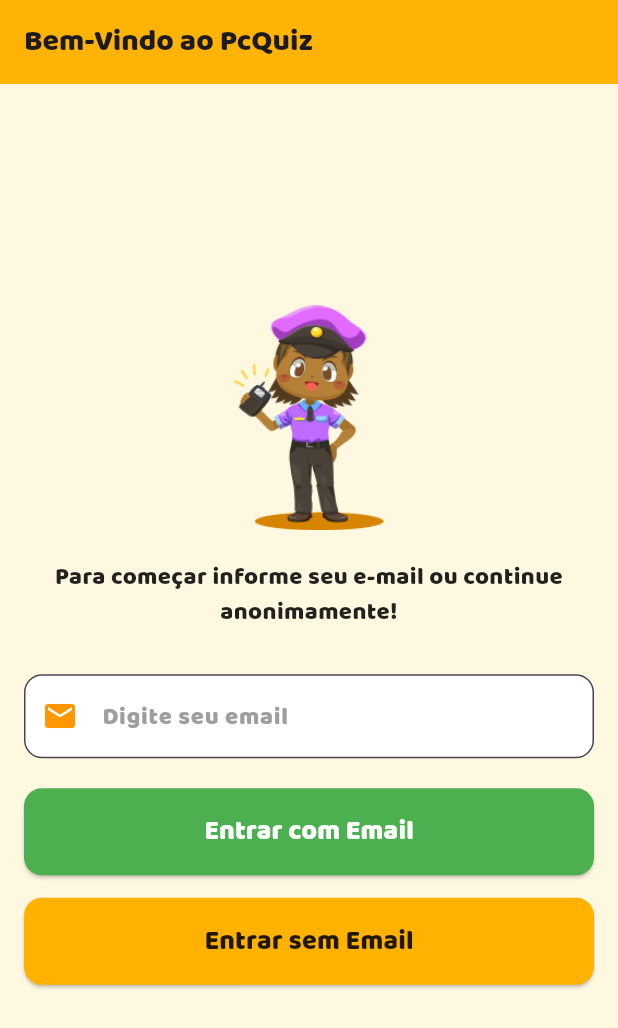
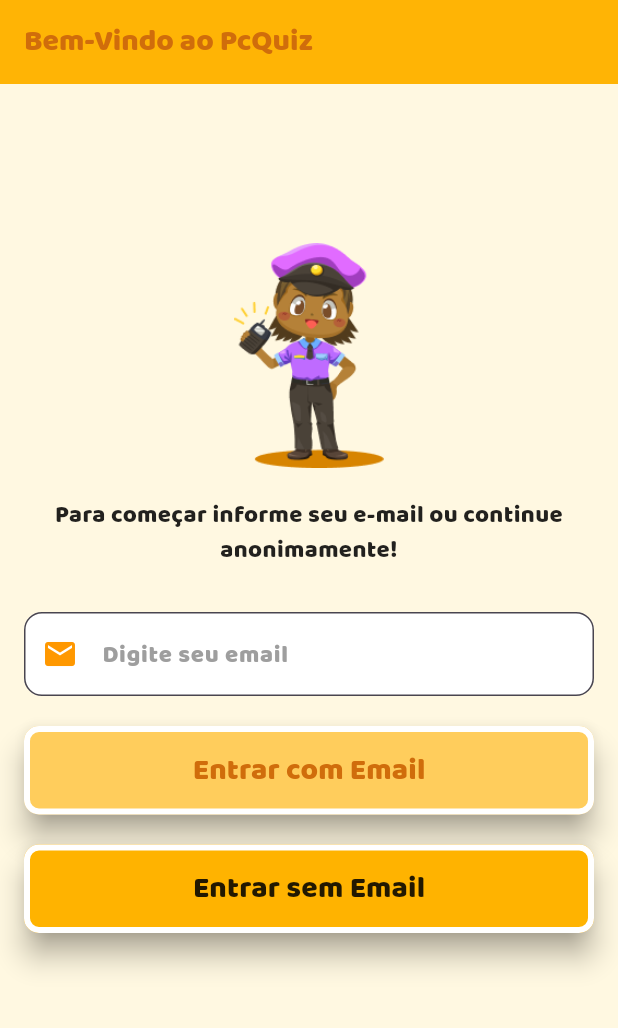
Before and after one commit to VamosColar/Pcquiz-frontend, a Flutter app: the screen it shows after launch, on a phone screen of 412 x 824 dp. Shown: the top 1028 px of the screen. Run offline on Flutter 3.47's test engine with Material 3 defaults, Android fonts, the phone set to English and light mode, and no system bars; our stand-ins replace flutter_dotenv, flutter_speed_dial, flutter_svg, get; network calls fail.

Commit message:
ajuste no layout de telas e inclusao de rotas

```diff
--- a/lib/app/login_page.dart
+++ b/lib/app/login_page.dart
@@ -26,16 +26,19 @@ class LoginPage extends StatelessWidget {
               style: TextStyle(
                   fontFamily: 'BalooThambi',
                   fontWeight: FontWeight.w200,
-                  fontSize: 20),
+                  fontSize: 20,
+                  color: Color(0xFFD06D0B)),
             ),
             backgroundColor: const Color(0xFFFFB405),
           ),
-          body: Padding(
+          body: SingleChildScrollView(
+            child: Padding(
               padding: const EdgeInsets.all(16.0),
               child: Column(
                 mainAxisAlignment: MainAxisAlignment.center,
                 crossAxisAlignment: CrossAxisAlignment.stretch,
                 children: [
+                  const SizedBox(height: 90),
                   Center(
                     child: Image.asset(
                       'assets/images/apresentacao_agente.png',
@@ -75,53 +78,69 @@ class LoginPage extends StatelessWidget {
                     keyboardType: TextInputType.emailAddress,
                   ),
                   const SizedBox(height: 20),
-
                   ElevatedButton(
+                    style: ElevatedButton.styleFrom(
+                      elevation: 8,
+                      backgroundColor: const Color(0xFFFFCD5C),
+                      padding: const EdgeInsets.symmetric(
+                        vertical: 15,
+                        horizontal: 50,
+                      ),
+                      shape: RoundedRectangleBorder(
+                        borderRadius: BorderRadius.circular(10),
+                      ),
+                      side: const BorderSide(width: 4, color: Colors.white),
+                      shadowColor: const Color(0xFF271B0F),
+                    ),
                     onPressed: () {
                       authController.setIdentify(identifyController.text);
                     },
-                  style: ElevatedButton.styleFrom(
-                    backgroundColor: const Color(0xFF4CAF50),
-                    padding: const EdgeInsets.symmetric(vertical: 16),
-                    shape: RoundedRectangleBorder(
-                      borderRadius: BorderRadius.circular(12),
-                    ),
-                  ),
                     child: const Text(
                       'Entrar com Email',
                       style: TextStyle(
-                      fontSize: 18,
-                      fontWeight: FontWeight.w200,
-                      color: Colors.white,
                         fontFamily: 'BalooThambi',
+                        fontSize: 20,
+                        fontWeight: FontWeight.w100,
+                        decorationThickness: 2.0,
+                        color: Color(0xFFD06D0B),
                       ),
                     ),
                   ),
-                const SizedBox(height: 15),
+
+                  const SizedBox(height: 20),
                   //Entrar sem Email
                   ElevatedButton(
-                  onPressed: () {
+                    style: ElevatedButton.styleFrom(
+                      elevation: 8,
+                      backgroundColor: const Color(0xFFFFB300),
+                      padding: const EdgeInsets.symmetric(
+                        vertical: 15,
+                        horizontal: 50,
+                      ),
+                      shape: RoundedRectangleBorder(
+                        borderRadius: BorderRadius.circular(10),
+                      ),
+                      side: const BorderSide(width: 4, color: Colors.white),
+                      shadowColor: const Color(0xFF271B0F),
+                    ),
+                    onPressed: () async {
                       authController.loginAnonymously();
                     },
-                  style: ElevatedButton.styleFrom(
-                    backgroundColor: const Color(0xFFFFB300),
-                    padding: const EdgeInsets.symmetric(vertical: 16),
-                    shape: RoundedRectangleBorder(
-                      borderRadius: BorderRadius.circular(12),
-                    ),
-                  ),
                     child: const Text(
                       'Entrar sem Email',
                       style: TextStyle(
-                      fontSize: 18,
-                      fontWeight: FontWeight.w200,
+                        fontFamily: 'BalooThambi',
+                        fontSize: 20,
+                        fontWeight: FontWeight.w100,
+                        decorationThickness: 2.0,
                         color: Colors.black87,
-                      fontFamily: 'BalooThambi',
                       ),
                     ),
                   ),
+
                   const SizedBox(height: 20),
                 ],
+              ),
             ),
           ),
         );
--- a/lib/main.dart
+++ b/lib/main.dart
@@ -1,4 +1,7 @@
+import 'package:educagame/app/home_page.dart';
 import 'package:educagame/app/login_page.dart';
+import 'package:educagame/app/quiz_page.dart';
+import 'package:educagame/app/quiz_result_page.dart';
 import 'package:educagame/controller/auth_controller.dart';
 import 'package:educagame/controller/quiz_controller.dart';
 import 'package:educagame/repository/quiz_repository.dart';
@@ -41,10 +44,19 @@ class MyApp extends StatelessWidget {
 
   @override
   Widget build(BuildContext context) {
+    var score = 0.obs;
     return GetMaterialApp(
       debugShowCheckedModeBanner: false,
       title: 'Pc Quiz',
       home: LoginPage(),
+      initialRoute: '/',
+      getPages: [
+        GetPage(name: '/', page: () => LoginPage()),
+        GetPage(name: '/home', page: () => const HomePage()),
+        GetPage(name: '/quiz', page: () => QuizPage()),
+        GetPage(
+            name: '/result', page: () => QuizResultPage(score: score.value)),
+      ],
     );
   }
 }
--- a/lib/models/question_model.dart
+++ b/lib/models/question_model.dart
@@ -3,6 +3,7 @@ import 'package:educagame/models/option_model.dart';
 class Question {
   final int id;
   final String title;
+  final String description;
   final int fase;
   final String mission;
   final String explanation;
@@ -13,6 +14,7 @@ class Question {
   Question({
     required this.id,
     required this.title,
+    required this.description,
     required this.fase,
     required this.mission,
     required this.explanation,
@@ -25,6 +27,7 @@ class Question {
     return Question(
       id: json['id'],
       title: json['title'],
+      description: json['description'],
       fase: json['fase'],
       mission: json['mission'] ?? '', // Campo opcional
       explanation: json['explanation'] ?? '', // Campo opcional
--- a/pubspec.yaml
+++ b/pubspec.yaml
@@ -35,13 +35,12 @@ flutter:
     - assets/
     - assets/icons/
     - assets/images/
-    - assets/images/persona.png
+    - assets/images/personagem.svg
     - assets/images/man.png
     - assets/images/cyberbullying.png
     - assets/images/negligencia.png
     - assets/images/toque.png
     - assets/images/segredo.png
-    - assets/images/persona.svg
     - .env
   fonts:
     - family: BalooThambi
```
Also changed, not shown: lib/app/category_page.dart (+7 -8 lines), lib/app/home_page.dart (+11 -20 lines), lib/app/quiz_page.dart (+19 -18 lines), lib/widgets/custom_btn_speed_dial.dart (+6 -2 lines), assets/images/persona.svg (deleted), assets/images/personagem.svg (added). Lines whose indentation alone changed are shown as unchanged.
